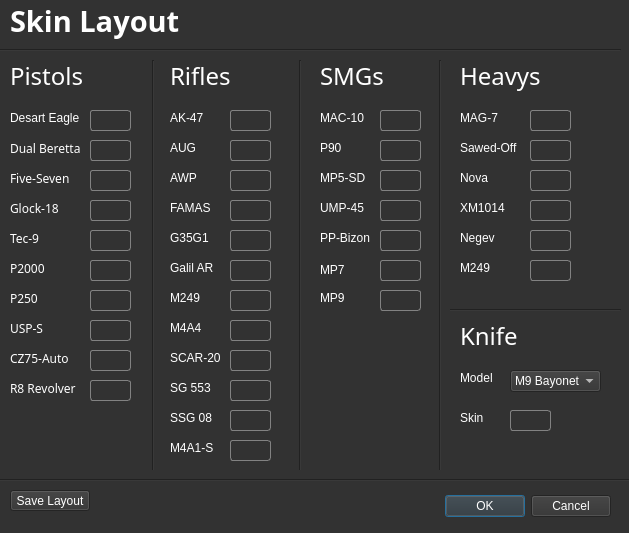
Old version of the form sources/GUI/changeSkinLayout.ui in the repository TheMoerp/external_csgo_cheat.
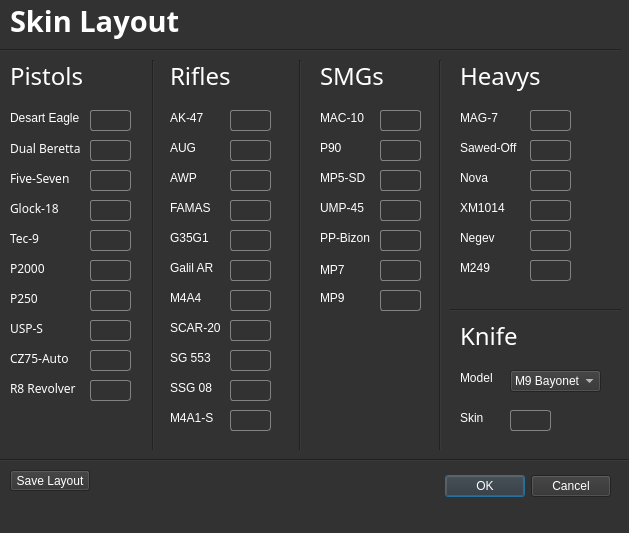
New version of the form.

Commit message: removed doubled weapon

```diff
--- a/sources/GUI/changeSkinLayout.ui
+++ b/sources/GUI/changeSkinLayout.ui
@@ -34,7 +34,7 @@
    <property name="geometry">
     <rect>
      <x>270</x>
-     <y>490</y>
+     <y>470</y>
      <width>341</width>
      <height>32</height>
     </rect>
@@ -424,7 +424,7 @@
      <x>143</x>
      <y>60</y>
      <width>20</width>
-     <height>411</height>
+     <height>391</height>
     </rect>
    </property>
    <property name="orientation">
@@ -546,27 +546,11 @@
     <string>Galil AR</string>
    </property>
   </widget>
-  <widget class="QLabel" name="label_20">
-   <property name="geometry">
-    <rect>
-     <x>170</x>
-     <y>290</y>
-     <width>71</width>
-     <height>16</height>
-    </rect>
-   </property>
-   <property name="styleSheet">
-    <string notr="true">font: 8pt &quot;Microsoft PhagsPa&quot;;</string>
-   </property>
-   <property name="text">
-    <string>M249</string>
-   </property>
-  </widget>
   <widget class="QLabel" name="label_21">
    <property name="geometry">
     <rect>
      <x>170</x>
-     <y>320</y>
+     <y>290</y>
      <width>71</width>
      <height>16</height>
     </rect>
@@ -582,7 +566,7 @@
    <property name="geometry">
     <rect>
      <x>170</x>
-     <y>350</y>
+     <y>320</y>
      <width>71</width>
      <height>16</height>
     </rect>
@@ -598,7 +582,7 @@
    <property name="geometry">
     <rect>
      <x>170</x>
-     <y>380</y>
+     <y>350</y>
      <width>71</width>
      <height>16</height>
     </rect>
@@ -614,7 +598,7 @@
    <property name="geometry">
     <rect>
      <x>170</x>
-     <y>410</y>
+     <y>380</y>
      <width>71</width>
      <height>16</height>
     </rect>
@@ -630,7 +614,7 @@
    <property name="geometry">
     <rect>
      <x>170</x>
-     <y>440</y>
+     <y>410</y>
      <width>71</width>
      <height>16</height>
     </rect>
@@ -726,25 +710,11 @@
 border-radius: 3px;</string>
    </property>
   </widget>
-  <widget class="QLineEdit" name="lineM249">
-   <property name="geometry">
-    <rect>
-     <x>230</x>
-     <y>290</y>
-     <width>41</width>
-     <height>21</height>
-    </rect>
-   </property>
-   <property name="styleSheet">
-    <string notr="true">border: 1px solid rgb(130, 130, 130);
-border-radius: 3px;</string>
-   </property>
-  </widget>
   <widget class="QLineEdit" name="lineM4A4">
    <property name="geometry">
     <rect>
      <x>230</x>
-     <y>320</y>
+     <y>290</y>
      <width>41</width>
      <height>21</height>
     </rect>
@@ -758,7 +728,7 @@
    <property name="geometry">
     <rect>
      <x>230</x>
-     <y>350</y>
+     <y>320</y>
      <width>41</width>
      <height>21</height>
     </rect>
@@ -772,7 +742,7 @@
    <property name="geometry">
     <rect>
      <x>230</x>
-     <y>380</y>
+     <y>350</y>
      <width>41</width>
      <height>21</height>
     </rect>
@@ -786,7 +756,7 @@
    <property name="geometry">
     <rect>
      <x>230</x>
-     <y>410</y>
+     <y>380</y>
      <width>41</width>
      <height>21</height>
     </rect>
@@ -800,7 +770,7 @@
    <property name="geometry">
     <rect>
      <x>230</x>
-     <y>440</y>
+     <y>410</y>
      <width>41</width>
      <height>21</height>
     </rect>
@@ -835,7 +805,7 @@
      <x>290</x>
      <y>60</y>
      <width>20</width>
-     <height>411</height>
+     <height>391</height>
     </rect>
    </property>
    <property name="orientation">
@@ -1058,7 +1028,7 @@
      <x>430</x>
      <y>60</y>
      <width>20</width>
-     <height>411</height>
+     <height>391</height>
     </rect>
    </property>
    <property name="orientation">
@@ -1268,7 +1238,7 @@
    <property name="geometry">
     <rect>
      <x>-10</x>
-     <y>470</y>
+     <y>450</y>
      <width>641</width>
      <height>20</height>
     </rect>
@@ -1281,7 +1251,7 @@
    <property name="geometry">
     <rect>
      <x>10</x>
-     <y>490</y>
+     <y>470</y>
      <width>80</width>
      <height>21</height>
     </rect>
```
Left out of the diff: 2 changed lines with no effect on the pictures.
